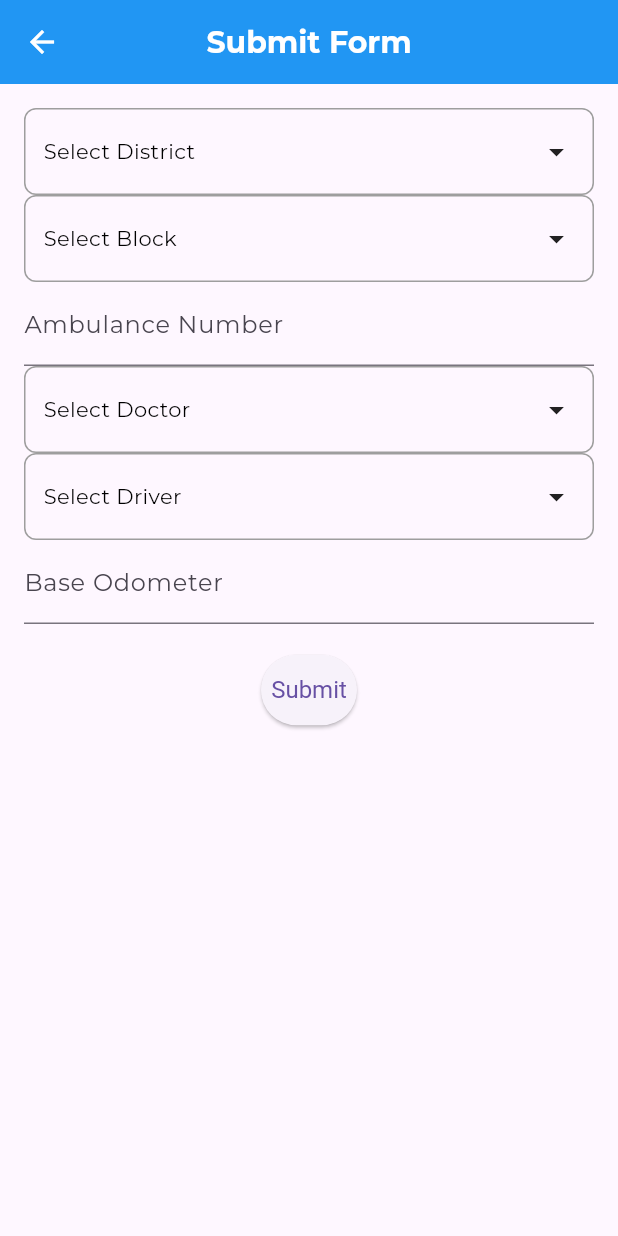
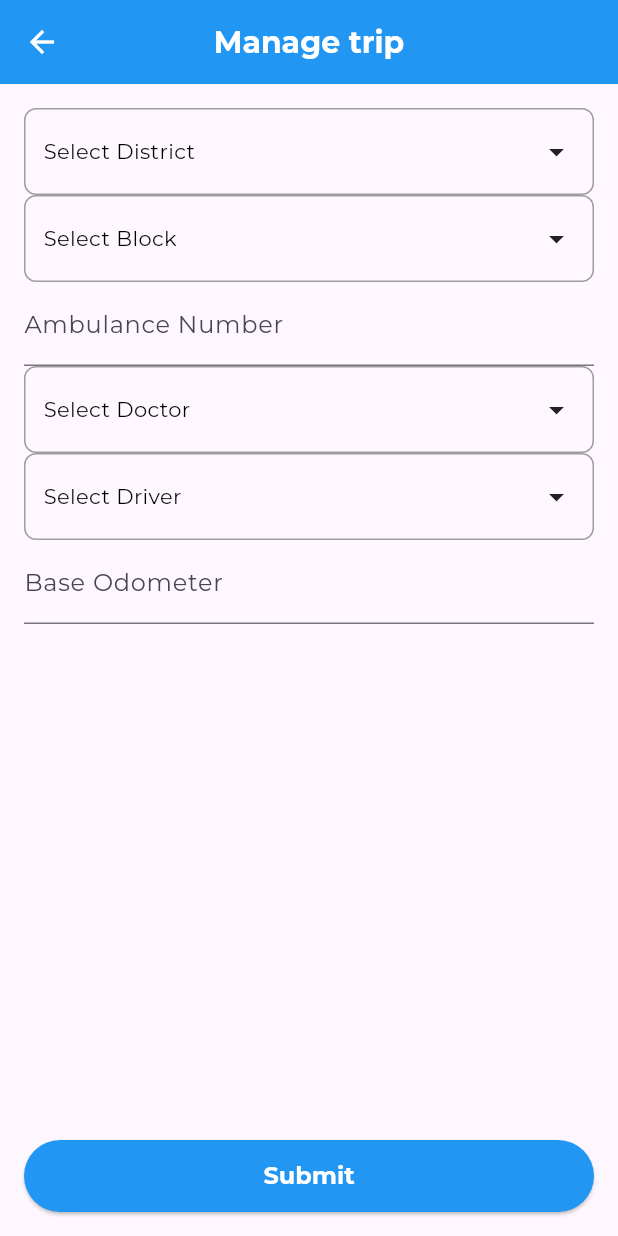
Before and after one commit to sandeeprahul/vas, a Flutter app: the MyFormScreen screen opened by its route, on a phone screen of 412 x 824 dp. Run offline on Flutter 3.47's test engine with Material 3 defaults, Android fonts, the phone set to English and light mode, and no system bars; our stand-ins replace get, google_fonts, percent_indicator, shared_preferences; accounts and stored records are empty; network calls fail.

Commit message:
trip creation

```diff
--- a/lib/controllers/DriversController.dart
+++ b/lib/controllers/DriversController.dart
@@ -50,7 +50,7 @@ class DriversController extends GetxController {
           // ✅ Response is a Map, wrap it in a List
           await SharedPrefHelper.saveApiData('/GetDrivers', [response]);
 
-          await SharedPrefHelper.saveLastSyncedTime(formattedEndpoint);
+          await SharedPrefHelper.saveLastSyncedTime('/GetDrivers');
           // await SharedPrefHelper.saveApiData('/GetDrivers/$empId/$zoneId/$blockId', response);
           lastSyncedTime.value = DateTime.now().toString();
           drivers.value  = response;
--- a/lib/controllers/doctors_controller.dart
+++ b/lib/controllers/doctors_controller.dart
@@ -51,8 +51,7 @@ class DoctorsController extends GetxController {
         else if (response is Map<String, dynamic>) {
           // ✅ Response is a Map, wrap it in a List
           await SharedPrefHelper.saveApiData('/GetDoctors', [response]);
-
-          await SharedPrefHelper.saveLastSyncedTime(formattedEndpoint);
+          await SharedPrefHelper.saveLastSyncedTime('/GetDoctors');
           // await SharedPrefHelper.saveApiData('/GetDrivers/$empId/$zoneId/$blockId', response);
           lastSyncedTime.value = DateTime.now().toString();
           doctors.value  = response;
--- a/lib/main.dart
+++ b/lib/main.dart
@@ -4,6 +4,7 @@ import 'package:flutter/services.dart';
 import 'package:get/get.dart';
 import 'package:vas/screens/MyFormScreen.dart';
 import 'package:vas/screens/form_temp.dart';
+import 'package:vas/screens/home_screen.dart';
 import 'package:vas/screens/splash_screen.dart';
 import 'package:vas/theme.dart';
 
@@ -43,6 +44,7 @@ class MyApp extends StatelessWidget {
       home:  SplashScreen(),
       routes: {
         // '/manage_trip': (context) => ManageTripScreen(), // Define route
+        '/home': (context) => HomeScreen(), // Define route
         '/manage_trip': (context) => MyFormScreen(), // Define route
         '/case_registration_new': (context) => CaseRegistrationNewScreen(), // Define route
         '/master_data_screen': (context) =>  const MasterDataScreen(fromLogin: false,), // Define route
--- a/lib/screens/MyFormScreen.dart
+++ b/lib/screens/MyFormScreen.dart
@@ -1,9 +1,7 @@
 import 'package:flutter/material.dart';
 import 'package:get/get.dart';
-import 'package:vas/controllers/DriversController.dart';
-import 'package:vas/controllers/blocks_controller.dart';
-import 'package:vas/controllers/districts_controller.dart';
-import 'package:vas/controllers/doctors_controller.dart';
+import 'package:google_fonts/google_fonts.dart';
+
 
 import '../controllers/trip_from_controller.dart';
 
@@ -14,7 +12,7 @@ class MyFormScreen extends StatelessWidget {
   Widget build(BuildContext context) {
     return Scaffold(
       appBar: AppBar(
-        title: const Text("Submit Form"), backgroundColor: Colors.blue,
+        title: const Text("Manage trip"), backgroundColor: Colors.blue,
       ),
       body: Padding(
         padding: const EdgeInsets.all(16.0),
@@ -39,16 +37,25 @@ class MyFormScreen extends StatelessWidget {
             // _buildDropdownField("Driver", controller.selectedDriver, driverController.drivers.values.toList().obs, "driverId", "driverName"),
             _buildTextField("Base Odometer", controller.baseOdometerController),
             const SizedBox(height: 20),
+            const Spacer(),
             Obx(() =>
-                ElevatedButton(
+                SizedBox(
+                  width: double.infinity,
+
+                  child: ElevatedButton(
                     onPressed: controller.isLoading.value ? null : controller
                         .submitForm,
                     style: ElevatedButton.styleFrom(
+                      backgroundColor: Colors.blue,
+                        shape: RoundedRectangleBorder( // Add this
+                          borderRadius: BorderRadius.circular(28.0), // Adjust the radius as needed
+                        ),
                         padding: const EdgeInsets.symmetric(vertical: 14),
-                      textStyle: const TextStyle(fontSize: 16)),
+                        textStyle:  GoogleFonts.montserrat(fontSize: 16,fontWeight: FontWeight.bold)),
                     child: controller.isLoading.value
                         ? const CircularProgressIndicator(color: Colors.white)
                         : const Text("Submit"),
+                  ),
                 )),
           ],
         ),
--- a/lib/theme.dart
+++ b/lib/theme.dart
@@ -17,7 +17,18 @@ class AppThemes {
       iconTheme: const IconThemeData(
         color: Colors.white,  // ✅ Set AppBar icon color
       ),
-    )
+    ),
+    elevatedButtonTheme: ElevatedButtonThemeData(
+      style: ElevatedButton.styleFrom(
+        textStyle:  GoogleFonts.montserrat(fontSize: 16), // Default text style
+        padding: const EdgeInsets.symmetric(vertical: 14), // Default padding
+        foregroundColor: Colors.white, // Text color
+        backgroundColor: Colors.blue, // Let the button's default background color apply or set it here if needed
+        shape: RoundedRectangleBorder(
+          borderRadius: BorderRadius.circular(28.0), // Rounded corners
+        ),
+      ),
+    ),
   );
 
   static final dark = ThemeData(
@@ -35,6 +46,17 @@ class AppThemes {
         iconTheme: const IconThemeData(
           color: Colors.white,  // ✅ Set AppBar icon color
         ),
-      )
+      ),
+    elevatedButtonTheme: ElevatedButtonThemeData(
+      style: ElevatedButton.styleFrom(
+        textStyle:  GoogleFonts.montserrat(fontSize: 16), // Default text style
+        padding: const EdgeInsets.symmetric(vertical: 14), // Default padding
+        foregroundColor: Colors.white, // Text color
+        backgroundColor: Colors.blue, // Let the button's default background color apply or set it here if needed
+        shape: RoundedRectangleBorder(
+          borderRadius: BorderRadius.circular(28.0), // Rounded corners
+        ),
+      ),
+    ),
   );
 }
```
Also changed, not shown: lib/controllers/StandardRemarksController.dart (+3 -8 lines), lib/controllers/general_settings_controller.dart (+5 -10 lines), lib/controllers/login_controller.dart (+6 -1 lines), lib/screens/master_data_screen.dart (+81 -28 lines), lib/utils/showErrorDialog.dart (added, +34 -0 lines). Lines whose indentation alone changed are shown as unchanged.
